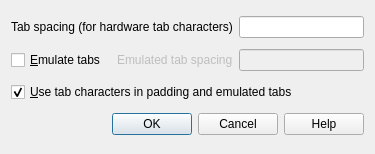
eteran/nedit-ng, file source/ui/DialogTabs.ui: the form before one commit.
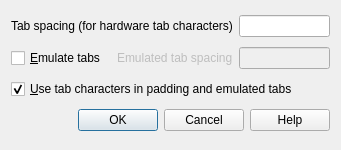
The form after the commit.

```diff
--- a/source/ui/DialogTabs.ui
+++ b/source/ui/DialogTabs.ui
@@ -6,8 +6,8 @@
    <rect>
     <x>0</x>
     <y>0</y>
-    <width>375</width>
-    <height>154</height>
+    <width>341</width>
+    <height>150</height>
    </rect>
   </property>
   <property name="windowTitle">
```
